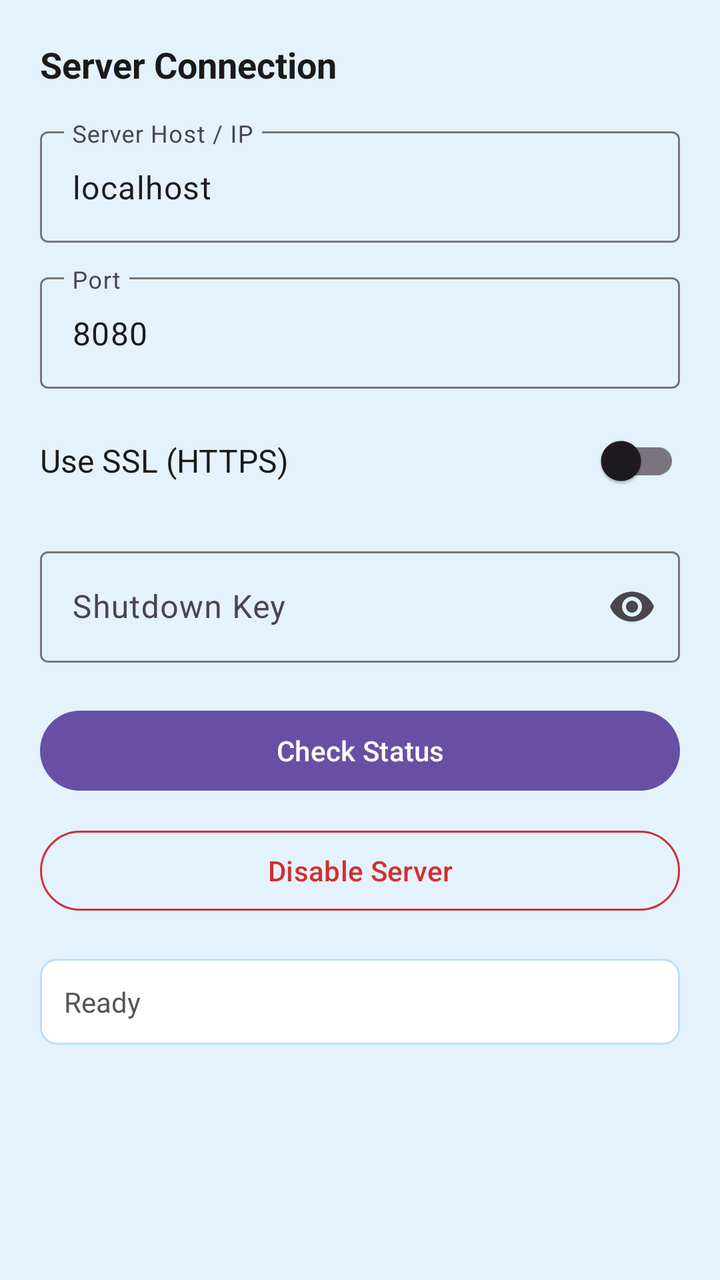
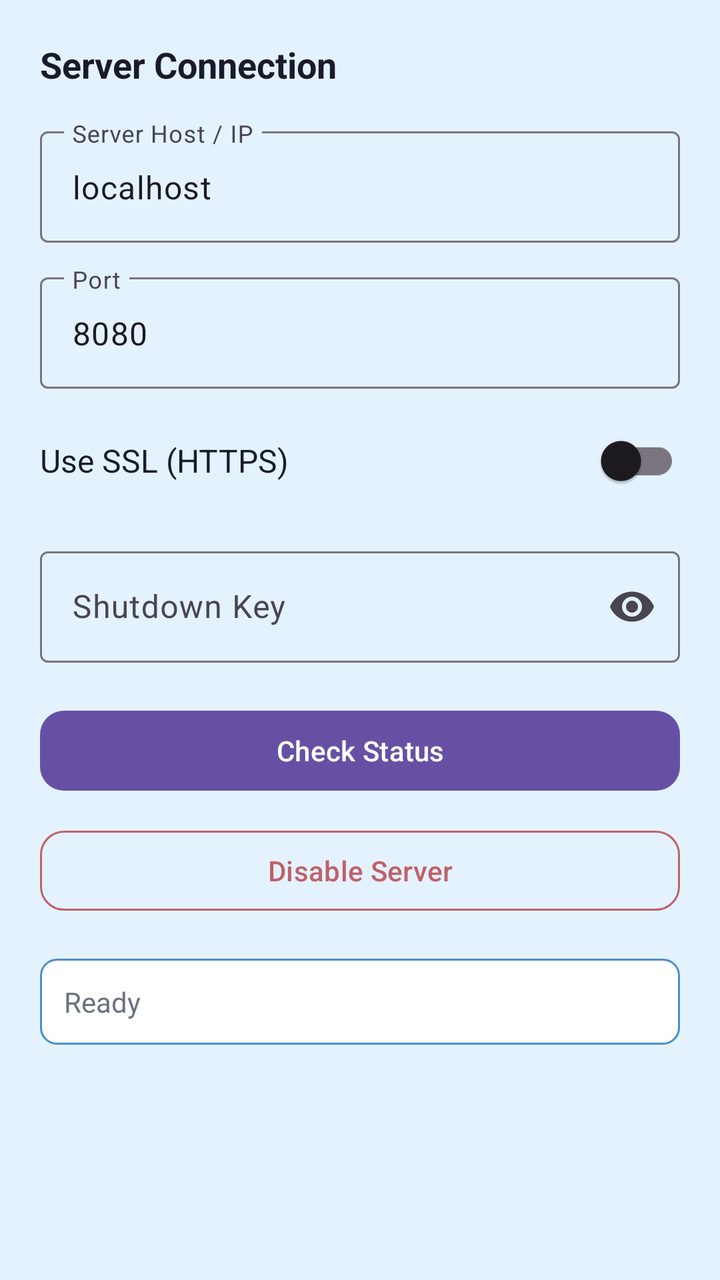

Screens rendered from an Android XML layout before and after an edit, with the pre-edit source and the edit as a unified diff.
<!-- AndroidManifest.xml: application theme Theme.MainProj -->
<!-- res/layout/fragment_sub_server_settings.xml -->
<?xml version="1.0" encoding="utf-8"?>
<ScrollView xmlns:android="http://schemas.android.com/apk/res/android"
    xmlns:app="http://schemas.android.com/apk/res-auto"
    android:layout_width="match_parent"
    android:layout_height="match_parent"
    android:background="#E3F2FD">

    <LinearLayout
        android:layout_width="match_parent"
        android:layout_height="wrap_content"
        android:orientation="vertical"
        android:padding="20dp">

        <TextView
            android:layout_width="wrap_content"
            android:layout_height="wrap_content"
            android:text="Server Connection"
            android:textSize="18sp"
            android:textStyle="bold"
            android:textColor="#1A1A1A"
            android:layout_marginBottom="16dp" />

        <com.google.android.material.textfield.TextInputLayout
            android:layout_width="match_parent"
            android:layout_height="wrap_content"
            android:hint="Server Host / IP"
            style="@style/Widget.Material3.TextInputLayout.OutlinedBox"
            android:layout_marginBottom="12dp">

            <com.google.android.material.textfield.TextInputEditText
                android:id="@+id/etServerHost"
                android:layout_width="match_parent"
                android:layout_height="wrap_content"
                android:inputType="text"
                android:text="localhost" />

        </com.google.android.material.textfield.TextInputLayout>

        <com.google.android.material.textfield.TextInputLayout
            android:layout_width="match_parent"
            android:layout_height="wrap_content"
            android:hint="Port"
            style="@style/Widget.Material3.TextInputLayout.OutlinedBox"
            android:layout_marginBottom="12dp">

            <com.google.android.material.textfield.TextInputEditText
                android:id="@+id/etServerPort"
                android:layout_width="match_parent"
                android:layout_height="wrap_content"
                android:inputType="number"
                android:text="8080" />

        </com.google.android.material.textfield.TextInputLayout>

        <LinearLayout
            android:layout_width="match_parent"
            android:layout_height="wrap_content"
            android:orientation="horizontal"
            android:gravity="center_vertical"
            android:layout_marginBottom="16dp">

            <TextView
                android:layout_width="0dp"
                android:layout_height="wrap_content"
                android:layout_weight="1"
                android:text="Use SSL (HTTPS)"
                android:textSize="16sp"
                android:textColor="#1A1A1A" />

            <androidx.appcompat.widget.SwitchCompat
                android:id="@+id/switchUseSsl"
                android:layout_width="wrap_content"
                android:layout_height="wrap_content" />

        </LinearLayout>

        <com.google.android.material.textfield.TextInputLayout
            android:id="@+id/tilShutdownKey"
            android:layout_width="match_parent"
            android:layout_height="wrap_content"
            android:hint="Shutdown Key"
            style="@style/Widget.Material3.TextInputLayout.OutlinedBox"
            app:endIconMode="password_toggle"
            android:layout_marginBottom="20dp">

            <com.google.android.material.textfield.TextInputEditText
                android:id="@+id/etShutdownKey"
                android:layout_width="match_parent"
                android:layout_height="wrap_content"
                android:inputType="textPassword" />

        </com.google.android.material.textfield.TextInputLayout>

        <com.google.android.material.button.MaterialButton
            android:id="@+id/btnCheckStatus"
            android:layout_width="match_parent"
            android:layout_height="wrap_content"
            android:text="Check Status"
            android:layout_marginBottom="12dp" />

        <com.google.android.material.button.MaterialButton
            android:id="@+id/btnToggleServer"
            android:layout_width="match_parent"
            android:layout_height="wrap_content"
            android:text="Disable Server"
            style="@style/Widget.Material3.Button.OutlinedButton"
            android:textColor="#D32F2F"
            app:strokeColor="#D32F2F"
            android:layout_marginBottom="20dp" />

        <TextView
            android:layout_width="match_parent"
            android:layout_height="wrap_content"
            android:padding="12dp"
            android:background="@drawable/server_status_bg"
            android:text="Ready"
            android:textSize="14sp"
            android:textColor="#555555"
            android:id="@+id/tvServerStatus" />

    </LinearLayout>

</ScrollView>
<!-- resources referenced by this layout -->
<resources>
  <!-- drawable server_status_bg (drawable) -->
  <?xml version="1.0" encoding="utf-8"?>
  <shape xmlns:android="http://schemas.android.com/apk/res/android"
      android:shape="rectangle">
      <solid android:color="#FFFFFF" />
      <corners android:radius="8dp" />
      <stroke android:width="1dp" android:color="#BBDEFB" />
  </shape>
  <style name="Theme.MainProj" parent="Theme.Material3.DayNight.NoActionBar">
              <item name="inputStrokeColor">@color/input_stroke_color_light</item>
              <item name="buttonPrimary">@color/button_primary_light</item>
              <item name="textSecondary">@color/text_secondary_light</item>
  
              <item name="buttonGoogleBg">@color/button_google_bg_light</item>
              <item name="buttonGoogleText">@color/button_google_text_light</item>
              <item name="buttonGoogleStroke">@color/button_google_stroke_light</item>
          </style>
  <color name="input_stroke_color_light">#667eea</color>
  <color name="button_primary_light">#667eea</color>
  <color name="text_secondary_light">#666666</color>
  <color name="button_google_bg_light">#FFFFFF</color>
  <color name="button_google_text_light">#333333</color>
  <color name="button_google_stroke_light">#e0e0e0</color>
</resources>

<!-- the commit's change to res/layout/fragment_sub_server_settings.xml (unified diff, before → after) -->
@@ -3,7 +3,7 @@
     xmlns:app="http://schemas.android.com/apk/res-auto"
     android:layout_width="match_parent"
     android:layout_height="match_parent"
-    android:background="#E3F2FD">
+    android:background="@color/colorServerBg">
 
     <LinearLayout
         android:layout_width="match_parent"
@@ -17,7 +17,7 @@
             android:text="Server Connection"
             android:textSize="18sp"
             android:textStyle="bold"
-            android:textColor="#1A1A1A"
+            android:textColor="@color/colorTextPrimary"
             android:layout_marginBottom="16dp" />
 
         <com.google.android.material.textfield.TextInputLayout
@@ -65,7 +65,7 @@
                 android:layout_weight="1"
                 android:text="Use SSL (HTTPS)"
                 android:textSize="16sp"
-                android:textColor="#1A1A1A" />
+                android:textColor="@color/colorTextPrimary" />
 
             <androidx.appcompat.widget.SwitchCompat
                 android:id="@+id/switchUseSsl"
@@ -96,7 +96,8 @@
             android:layout_width="match_parent"
             android:layout_height="wrap_content"
             android:text="Check Status"
-            android:layout_marginBottom="12dp" />
+            android:layout_marginBottom="12dp"
+            app:cornerRadius="12dp" />
 
         <com.google.android.material.button.MaterialButton
             android:id="@+id/btnToggleServer"
@@ -104,9 +105,10 @@
             android:layout_height="wrap_content"
             android:text="Disable Server"
             style="@style/Widget.Material3.Button.OutlinedButton"
-            android:textColor="#D32F2F"
-            app:strokeColor="#D32F2F"
-            android:layout_marginBottom="20dp" />
+            android:textColor="@color/colorToggleDisabled"
+            app:strokeColor="@color/colorToggleDisabled"
+            android:layout_marginBottom="20dp"
+            app:cornerRadius="12dp" />
 
         <TextView
             android:layout_width="match_parent"
@@ -115,7 +117,7 @@
             android:background="@drawable/server_status_bg"
             android:text="Ready"
             android:textSize="14sp"
-            android:textColor="#555555"
+            android:textColor="@color/colorTextSecondary"
             android:id="@+id/tvServerStatus" />
 
     </LinearLayout>
<!-- resource entries referenced after the edit -->
@@ -1,12 +1,16 @@
 <!-- resources referenced by this layout -->
 <resources>
+  <color name="colorServerBg">#E3F2FD</color>
+  <color name="colorTextPrimary">#1A1A2E</color>
+  <color name="colorTextSecondary">#6B7280</color>
+  <color name="colorToggleDisabled">#BF616A</color>
   <!-- drawable server_status_bg (drawable) -->
   <?xml version="1.0" encoding="utf-8"?>
   <shape xmlns:android="http://schemas.android.com/apk/res/android"
       android:shape="rectangle">
-      <solid android:color="#FFFFFF" />
+      <solid android:color="@color/colorSurface" />
       <corners android:radius="8dp" />
-      <stroke android:width="1dp" android:color="#BBDEFB" />
+      <stroke android:width="1dp" android:color="@color/colorPrimary" />
   </shape>
   <style name="Theme.MainProj" parent="Theme.Material3.DayNight.NoActionBar">
               <item name="inputStrokeColor">@color/input_stroke_color_light</item>
@@ -17,6 +21,8 @@
               <item name="buttonGoogleText">@color/button_google_text_light</item>
               <item name="buttonGoogleStroke">@color/button_google_stroke_light</item>
           </style>
+  <color name="colorSurface">#FFFFFF</color>
+  <color name="colorPrimary">#4A8EC9</color>
   <color name="input_stroke_color_light">#667eea</color>
   <color name="button_primary_light">#667eea</color>
   <color name="text_secondary_light">#666666</color>
